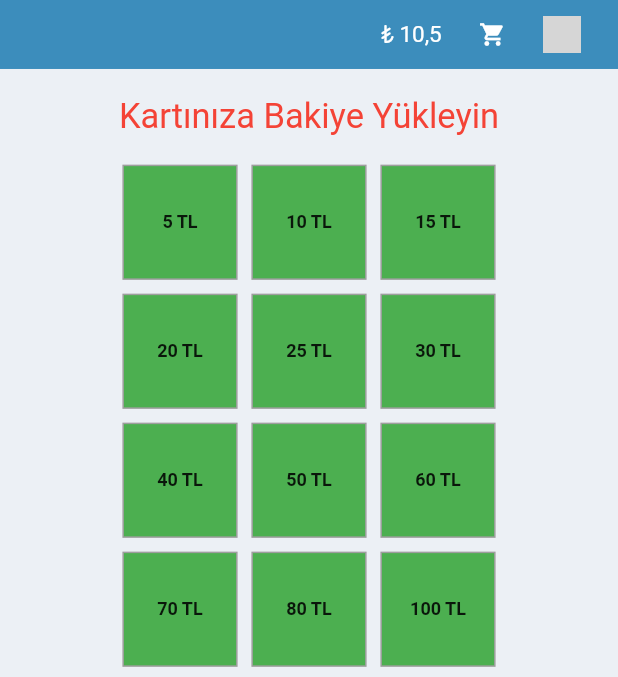
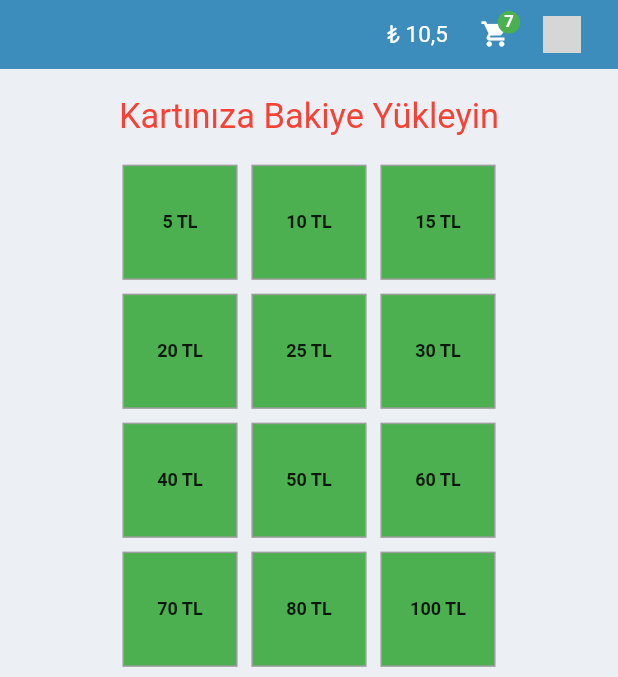
Before and after one commit to borakorpee/BIL361, a Flutter app: the DepositScreen screen opened by its route, on a phone screen of 412 x 824 dp, the part 84-761 px from its top. Run offline on Flutter 3.47's test engine with Material 2 defaults, Android fonts, the phone set to English and light mode, and no system bars; our stand-ins replace flutter_screenutil; network calls fail; grey boxes are pictures that could not be loaded.

Commit message:
shopping cart counter ui

```diff
--- a/lib/components/appHeader.dart
+++ b/lib/components/appHeader.dart
@@ -37,13 +37,44 @@ class _HeaderState extends State<Header> {
                   ),
                 ],
               ),
-              SizedBox(width: 25.w),
-              const Icon(
-                Icons.shopping_cart,
-                color: Colors.white,
-                size: 18,
+              SizedBox(width: 10.w),
+              SizedBox(
+                width: 44.w,
+                height: 50.h,
+                child: Stack(
+                  children: [
+                    const Center(
+                      child: Icon(
+                        Icons.shopping_cart,
+                        color: Colors.white,
+                        size: 20,
+                      ),
+                    ),
+                    Positioned(
+                      top: 8.h,
+                      right: 6.r,
+                      child: Container(
+                        width: 15.w,
+                        height: 15.w,
+                        decoration: const BoxDecoration(
+                          shape: BoxShape.circle,
+                          color: Colors.green,
+                        ),
+                        child: Center(
+                          child: Text(
+                            "7",
+                            style: TextStyle(
+                                color: Colors.white,
+                                fontSize: 12.sp,
+                                fontWeight: FontWeight.w700),
+                          ),
+                        ),
+                      ),
+                    ),
+                  ],
+                ),
               ),
-              SizedBox(width: 25.w),
+              SizedBox(width: 10.w),
               SizedBox(
                 width: 25.w,
                 height: 25.w,
```
